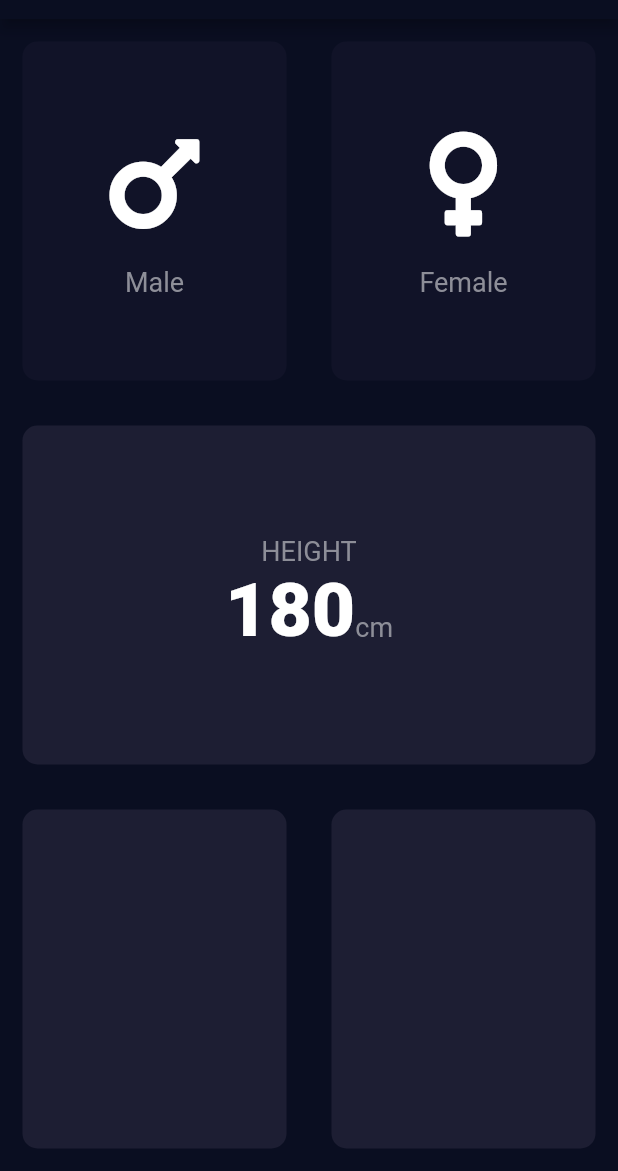
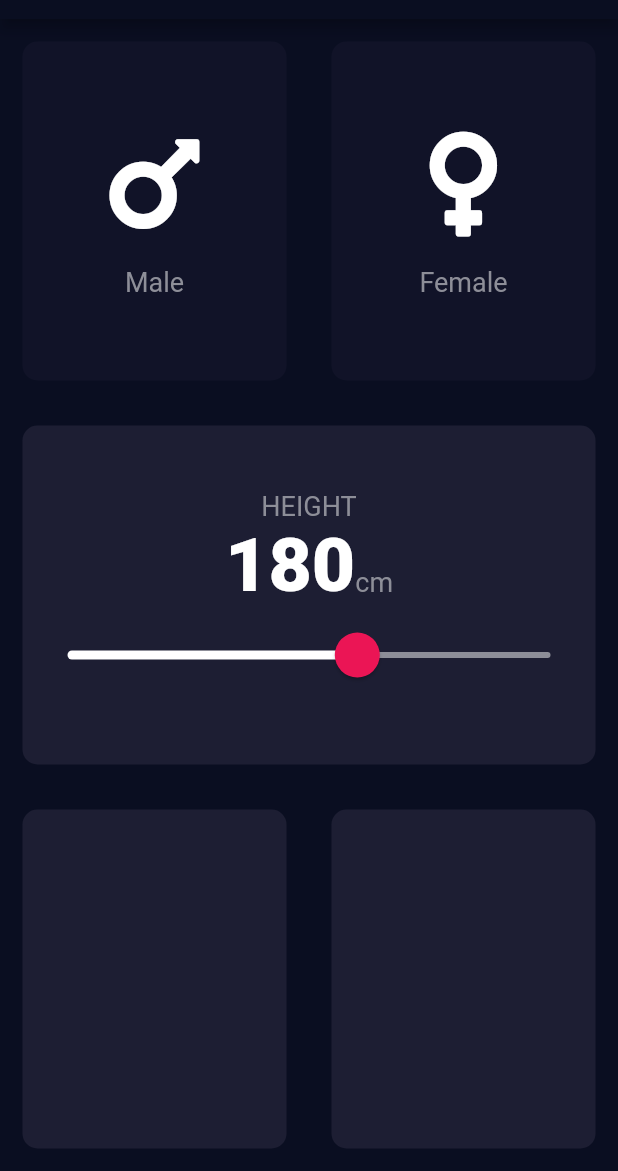
Before and after one commit to mamenesia/bmi-calculator-flutter, a Flutter app: the screen it shows after launch, on a phone screen of 412 x 824 dp, the part 65-1236 px from its top. Run offline on Flutter 3.47's test engine with Material 2 defaults, Android fonts, the phone set to English and light mode, and no system bars; our stand-ins replace font_awesome_flutter.

Commit message:
configuring slider

```diff
--- a/lib/input_page.dart
+++ b/lib/input_page.dart
@@ -13,6 +13,7 @@ class InputPage extends StatefulWidget {
 
 class _InputPageState extends State<InputPage> {
   Gender selectedGender;
+  int height = 180;
 
   @override
   Widget build(BuildContext context) {
@@ -77,7 +78,7 @@ class _InputPageState extends State<InputPage> {
                     textBaseline: TextBaseline.alphabetic,
                     children: <Widget>[
                       Text(
-                        '180',
+                        height.toString(),
                         style: kNumberTextStyle,
                       ),
                       Text(
@@ -85,6 +86,28 @@ class _InputPageState extends State<InputPage> {
                         style: kLabelTextStyle,
                       ),
                     ],
+                  ),
+                  SliderTheme(
+                    data: SliderTheme.of(context).copyWith(
+                      thumbColor: Color(0xFFEB1555),
+                      activeTrackColor: Colors.white,
+                      inactiveTrackColor: Color(0xFF8D8E98),
+                      overlayColor: Color(0x29EB1555),
+                      thumbShape:
+                          RoundSliderThumbShape(enabledThumbRadius: 15.0),
+                      overlayShape:
+                          RoundSliderOverlayShape(overlayRadius: 30.0),
+                    ),
+                    child: Slider(
+                      value: height.toDouble(),
+                      min: 120.0,
+                      max: 220.0,
+                      onChanged: (double newValue) {
+                        setState(() {
+                          height = newValue.round();
+                        });
+                      },
+                    ),
                   ),
                 ],
               ),
```
